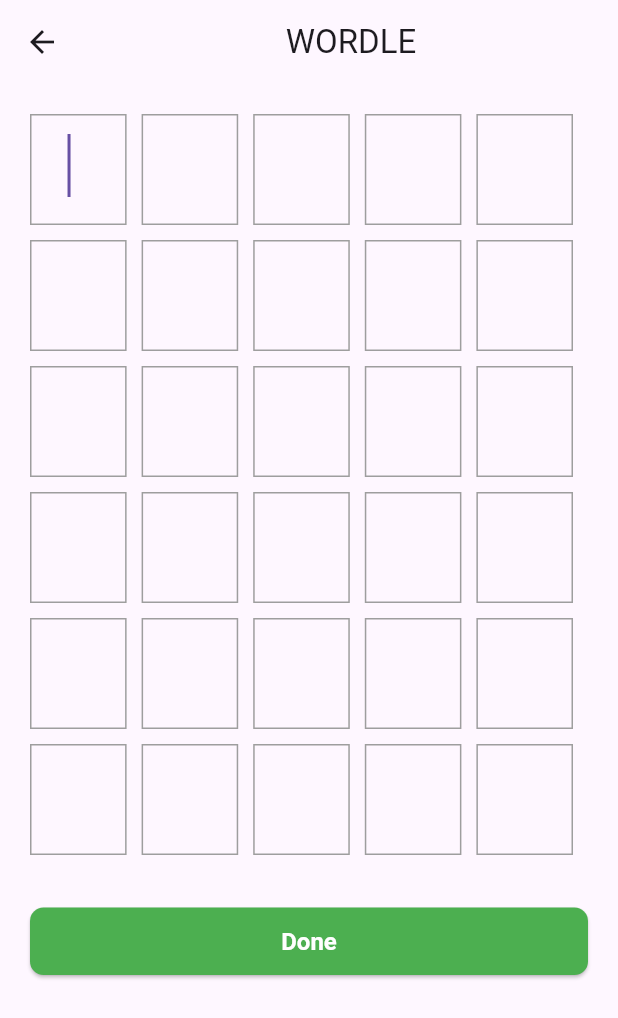
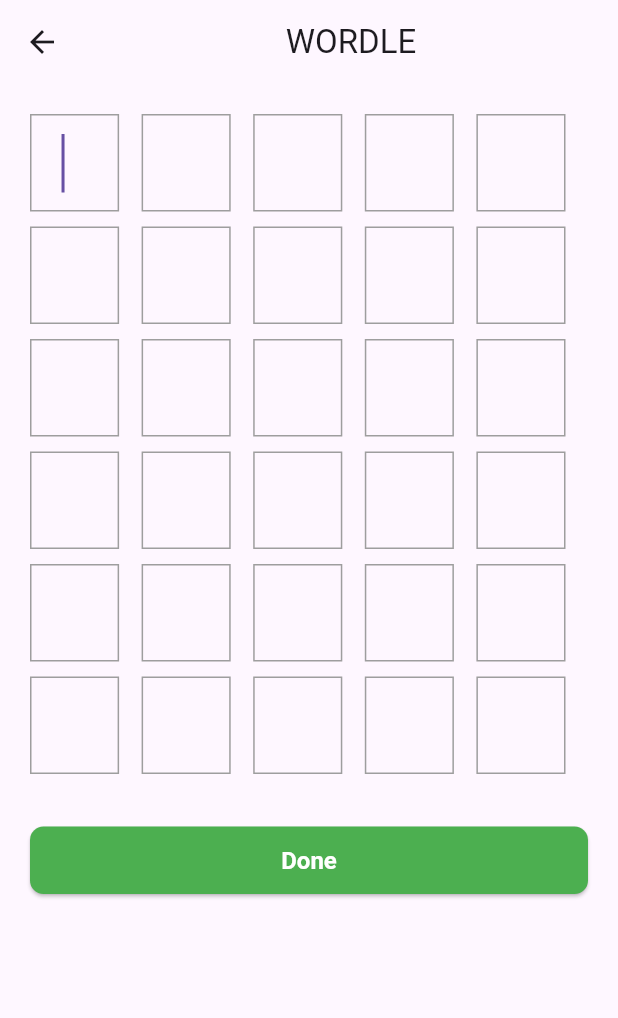
Before and after one commit to sagar1025/flutter_wordle, a Flutter app: the GridMain screen opened directly, on a phone screen of 412 x 824 dp. Shown: the top 1018 px of the screen. Run offline on Flutter 3.47's test engine with Material 3 defaults, Android fonts, the light colour scheme and no system bars.

Commit message:
add styles

```diff
--- a/lib/form_grid_row.dart
+++ b/lib/form_grid_row.dart
@@ -159,7 +159,8 @@
 
   @override
   Widget build(context) {
-    return Padding(
+    return SafeArea(
+      child: Padding(
         padding: const EdgeInsets.all(20),
         child: Column(
           children: [
@@ -179,12 +180,16 @@
                   backgroundColor:
                       isGameOver ? Colors.grey : Colors.green.shade500,
                   foregroundColor: Colors.white,
-                textStyle: TextStyle(fontSize: 16, fontWeight: FontWeight.bold),
+                  textStyle: TextStyle(
+                    fontSize: 16,
+                    fontWeight: FontWeight.bold,
+                  ),
                 ),
                 child: const Text('Done'),
               ),
-          )
+            ),
           ],
+        ),
       ),
     );
   }
--- a/lib/grid_item.dart
+++ b/lib/grid_item.dart
@@ -1,3 +1,5 @@
+import 'dart:io';
+
 import 'package:flutter/material.dart';
 import 'package:flutter/services.dart';
 
@@ -37,14 +39,17 @@
   Widget build(context) {
     return Expanded(
       child: Container(
-        decoration: BoxDecoration(
-          border: Border.all(color: Colors.grey),
-        ),
-        margin: const EdgeInsets.only(right: 10),
+        decoration: BoxDecoration(border: Border.all(color: Colors.grey)),
+        margin: const EdgeInsets.only(right: 15),
+        child: Center(
           child: TextFormField(
             key: _itemKey,
             enabled: widget.isEnabled,
-          style: TextStyle(fontSize: 28, color: !widget.isEnabled ? Colors.white : Colors.black, fontWeight: FontWeight.bold),
+            style: TextStyle(
+              fontSize: 26,
+              color: !widget.isEnabled ? Colors.white : Colors.black,
+              fontWeight: FontWeight.bold,
+            ),
             focusNode: currentFocusNode,
             autofocus: widget.index % 5 == 0,
             onChanged: (value) {
@@ -75,13 +80,14 @@
               focusedBorder: InputBorder.none,
               enabledBorder: InputBorder.none,
               disabledBorder: InputBorder.none,
-            contentPadding: const EdgeInsets.fromLTRB(24, 12, 2, 18),
+              contentPadding: Platform.isIOS ? const EdgeInsets.fromLTRB(18, 12, 16, 12) : const EdgeInsets.fromLTRB(20, 12, 16, 12),
               errorStyle: TextStyle(color: Colors.transparent, fontSize: 0),
               fillColor: !widget.isEnabled ? widget.filledColor : Colors.grey,
               filled: !widget.isEnabled && widget.controller.text.isNotEmpty,
             ),
           ),
         ),
+      ),
     );
   }
 }
```
Lines whose indentation alone changed are shown as unchanged.
